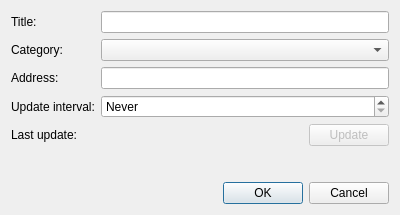
Before: the Qt Designer form src/ui/ContentBlockingProfileDialog.ui in OtterBrowser/otter-browser, drawn with Qt 5.
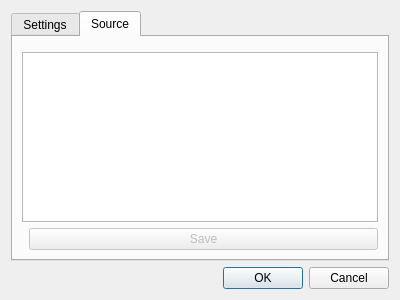
After: the same form once the commit is applied. The open tabs and pages were chosen to show the change. Custom widgets are drawn as their Qt base class.

Commit message: Add Source tab

Diff of the .ui file:
```diff
--- a/src/ui/ContentBlockingProfileDialog.ui
+++ b/src/ui/ContentBlockingProfileDialog.ui
@@ -7,7 +7,7 @@
     <x>0</x>
     <y>0</y>
     <width>400</width>
-    <height>215</height>
+    <height>300</height>
    </rect>
   </property>
   <property name="windowTitle">
@@ -15,6 +15,14 @@
   </property>
   <layout class="QVBoxLayout" name="verticalLayout">
    <item>
+    <widget class="QTabWidget" name="tabWidget">
+     <property name="currentIndex">
+      <number>0</number>
+     </property>
+     <widget class="QWidget" name="settingsTab">
+      <attribute name="title">
+       <string>Settings</string>
+      </attribute>
     <layout class="QFormLayout" name="formLayout">
      <item row="0" column="0">
       <widget class="QLabel" name="titleLabel">
@@ -112,9 +120,7 @@
        </item>
       </layout>
      </item>
-    </layout>
-   </item>
-   <item>
+       <item row="5" column="0">
     <spacer name="verticalSpacer">
      <property name="orientation">
       <enum>Qt::Vertical</enum>
@@ -127,6 +133,48 @@
      </property>
     </spacer>
    </item>
+      </layout>
+     </widget>
+     <widget class="QWidget" name="sourceTab">
+      <attribute name="title">
+       <string>Source</string>
+      </attribute>
+      <layout class="QVBoxLayout" name="sourceLayout">
+       <item>
+        <widget class="Otter::PassiveNotificationWidget" name="passiveNotificationWidget" native="true"/>
+       </item>
+       <item>
+        <widget class="Otter::SourceEditWidget" name="sourceEditWidget">
+         <property name="lineWrapMode">
+          <enum>QPlainTextEdit::NoWrap</enum>
+         </property>
+        </widget>
+       </item>
+       <item>
+        <layout class="QHBoxLayout" name="saveLayout">
+         <item>
+          <spacer name="horizontalSpacer">
+           <property name="orientation">
+            <enum>Qt::Horizontal</enum>
+           </property>
+          </spacer>
+         </item>
+         <item>
+          <widget class="QPushButton" name="saveButton">
+           <property name="enabled">
+            <bool>false</bool>
+           </property>
+           <property name="text">
+            <string>Save</string>
+           </property>
+          </widget>
+         </item>
+        </layout>
+       </item>
+      </layout>
+     </widget>
+    </widget>
+   </item>
    <item>
     <widget class="QDialogButtonBox" name="confirmButtonBox">
      <property name="orientation">
@@ -140,6 +188,17 @@
   </layout>
  </widget>
  <customwidgets>
+  <customwidget>
+   <class>Otter::PassiveNotificationWidget</class>
+   <extends>QWidget</extends>
+   <header>src/ui/PassiveNotificationWidget.h</header>
+   <container>1</container>
+  </customwidget>
+  <customwidget>
+   <class>Otter::SourceEditWidget</class>
+   <extends>QPlainTextEdit</extends>
+   <header>src/ui/SourceEditWidget.h</header>
+  </customwidget>
   <customwidget>
    <class>Otter::TextLabelWidget</class>
    <extends>QWidget</extends>
```
Left out of the diff: 1 changed line with no effect on the pictures. Lines whose indentation alone changed are shown as unchanged. The commit also changes 2 other files.
